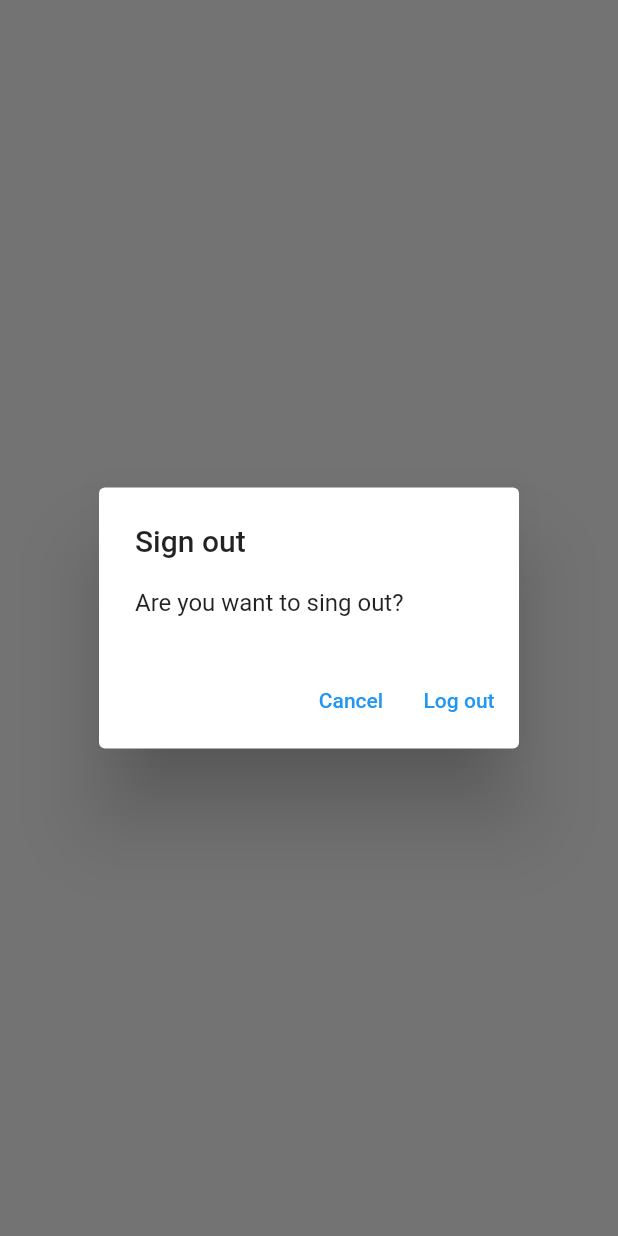
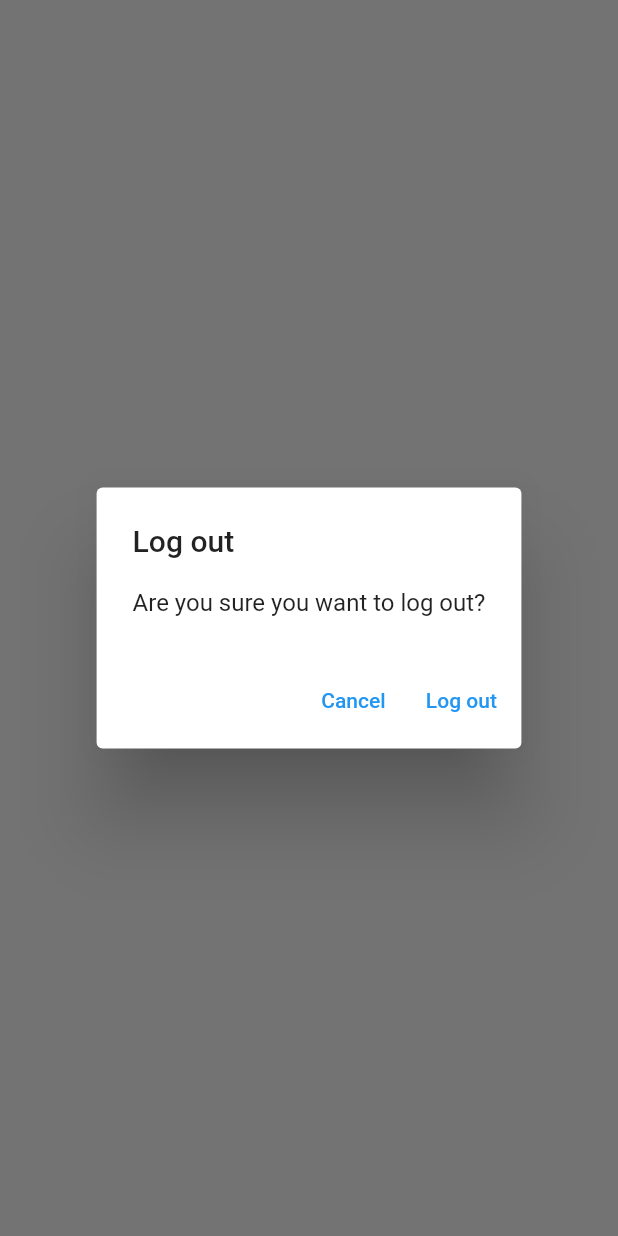
Before and after one commit to BrayanCJR7/mynotes-flutter-project, a Flutter app: what showLogOutDialog() shows on an empty page, opened directly, on a phone screen of 412 x 824 dp. Run offline on Flutter 3.47's test engine with Material 2 defaults, Android fonts, the phone set to English and light mode, and no system bars; our stand-ins replace firebase_auth, firebase_core, sqflite; accounts and stored records are empty; network calls fail.

Commit message:
update show dialog and delete notes

```diff
--- /dev/null
+++ b/lib/utilities/dialogs/generic_dialog.dart
@@ -0,0 +1,34 @@
+import 'package:flutter/material.dart';
+
+typedef DialogOptionBuilder<T> = Map<String, T?> Function();
+
+Future<T?> showGenericDialog<T>({
+  required BuildContext context,
+  required String title,
+  required String content,
+  required DialogOptionBuilder optionsBuilder,
+}) {
+  final options = optionsBuilder();
+  return showDialog<T>(
+    context: context,
+    builder: (context) {
+      return AlertDialog(
+        title: Text(title),
+        content: Text(content),
+        actions: options.keys.map((optionTitle) {
+          final value = options[optionTitle];
+          return TextButton(
+            onPressed: () {
+              if (value != null) {
+                Navigator.of(context).pop(value);
+              } else {
+                Navigator.of(context).pop();
+              }
+            },
+            child: Text(optionTitle),
+          );
+        }).toList(),
+      );
+    },
+  );
+}
--- /dev/null
+++ b/lib/utilities/dialogs/logout_dialog.dart
@@ -0,0 +1,16 @@
+import 'package:flutter/material.dart';
+import 'package:mynotes/utilities/dialogs/generic_dialog.dart';
+
+Future<bool> showLogOutDialog(BuildContext context) {
+  return showGenericDialog<bool>(
+    context: context,
+    title: 'Log out',
+    content: 'Are you sure you want to log out?',
+    optionsBuilder: () => {
+      'Cancel': false,
+      'Log out': true,
+    },
+  ).then(
+    (value) => value ?? false,
+  );
+}
--- a/lib/views/login_view.dart
+++ b/lib/views/login_view.dart
@@ -2,7 +2,8 @@ import 'package:flutter/material.dart';
 import 'package:mynotes/constants/routes.dart';
 import 'package:mynotes/services/auth/auth_service.dart';
 import 'package:mynotes/services/auth/auth_exceptions.dart';
-import 'package:mynotes/utilities/show_error_dialog.dart';
+
+import '../utilities/dialogs/error_dialog.dart';
 
 class LoginView extends StatefulWidget {
   const LoginView({Key? key}) : super(key: key);
--- a/lib/views/notes/notes_view.dart
+++ b/lib/views/notes/notes_view.dart
@@ -3,6 +3,9 @@ import 'package:mynotes/constants/routes.dart';
 import 'package:mynotes/enums/menu_action.dart';
 import 'package:mynotes/services/auth/auth_service.dart';
 import 'package:mynotes/services/crud/notes_servide.dart';
+import 'package:mynotes/views/notes/notes_list_view.dart';
+
+import '../../utilities/dialogs/logout_dialog.dart';
 
 class NotesView extends StatefulWidget {
   const NotesView({Key? key}) : super(key: key);
@@ -79,18 +82,10 @@ class _NotesViewState extends State<NotesView> {
                     case ConnectionState.active:
                       if (snapshot.hasData) {
                         final allNotes = snapshot.data as List<DatabaseNote>;
-                        return ListView.builder(
-                          itemCount: allNotes.length,
-                          itemBuilder: (context, index) {
-                            final note = allNotes[index];
-                            return ListTile(
-                              title: Text(
-                                note.text,
-                                maxLines: 1,
-                                softWrap: true,
-                                overflow: TextOverflow.ellipsis,
-                              ),
-                            );
+                        return NotesListView(
+                          notes: allNotes,
+                          onDeleteNote: (note) async {
+                            await _notesService.deleteNote(id: note.id);
                           },
                         );
                       } else {
@@ -109,27 +104,3 @@ class _NotesViewState extends State<NotesView> {
     );
   }
 }
-
-Future<bool> showLogOutDialog(BuildContext context) {
-  return showDialog<bool>(
-    context: context,
-    builder: (context) {
-      return AlertDialog(
-        title: const Text('Sign out'),
-        content: const Text('Are you want to sing out?'),
-        actions: [
-          TextButton(
-              onPressed: () {
-                Navigator.of(context).pop(false);
-              },
-              child: const Text('Cancel')),
-          TextButton(
-              onPressed: () {
-                Navigator.of(context).pop(true);
-              },
-              child: const Text('Log out')),
-        ],
-      );
-    },
-  ).then((value) => value ?? false);
-}
--- a/lib/views/register_view.dart
+++ b/lib/views/register_view.dart
@@ -2,7 +2,8 @@ import 'package:flutter/material.dart';
 import 'package:mynotes/constants/routes.dart';
 import 'package:mynotes/services/auth/auth_exceptions.dart';
 import 'package:mynotes/services/auth/auth_service.dart';
-import 'package:mynotes/utilities/show_error_dialog.dart';
+
+import '../utilities/dialogs/error_dialog.dart';
 
 
 class RegisterView extends StatefulWidget {
```
Also changed, not shown: lib/utilities/dialogs/delete_dialog.dart (added, +16 -0 lines), lib/utilities/dialogs/error_dialog.dart (added, +16 -0 lines), lib/utilities/show_error_dialog.dart (deleted, +0 -20 lines), lib/views/notes/notes_list_view.dart (added, +43 -0 lines).
